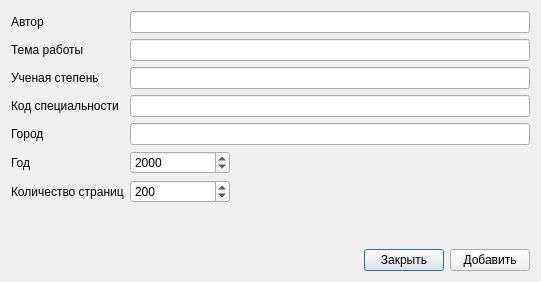
Above: refdissertationdialog.ui from pa23/biblref before the change. Below: the same form after it.
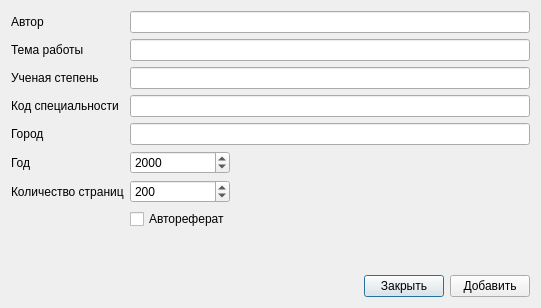
That is the form after the change.

Commit message: Improvement of dialog "Dissertation". Improvement of "Dissertation" reference build logic.

Patch:
```diff
--- a/refdissertationdialog.ui
+++ b/refdissertationdialog.ui
@@ -7,7 +7,7 @@
     <x>0</x>
     <y>0</y>
     <width>566</width>
-    <height>291</height>
+    <height>320</height>
    </rect>
   </property>
   <property name="windowTitle">
@@ -203,6 +203,13 @@
        </item>
       </layout>
      </item>
+     <item row="7" column="1">
+      <widget class="QCheckBox" name="checkBox_authabstract">
+       <property name="text">
+        <string>Автореферат</string>
+       </property>
+      </widget>
+     </item>
     </layout>
    </item>
    <item>
```
Left out of the diff: 179 changed lines with no effect on the pictures. The commit also changes 2 other files.
